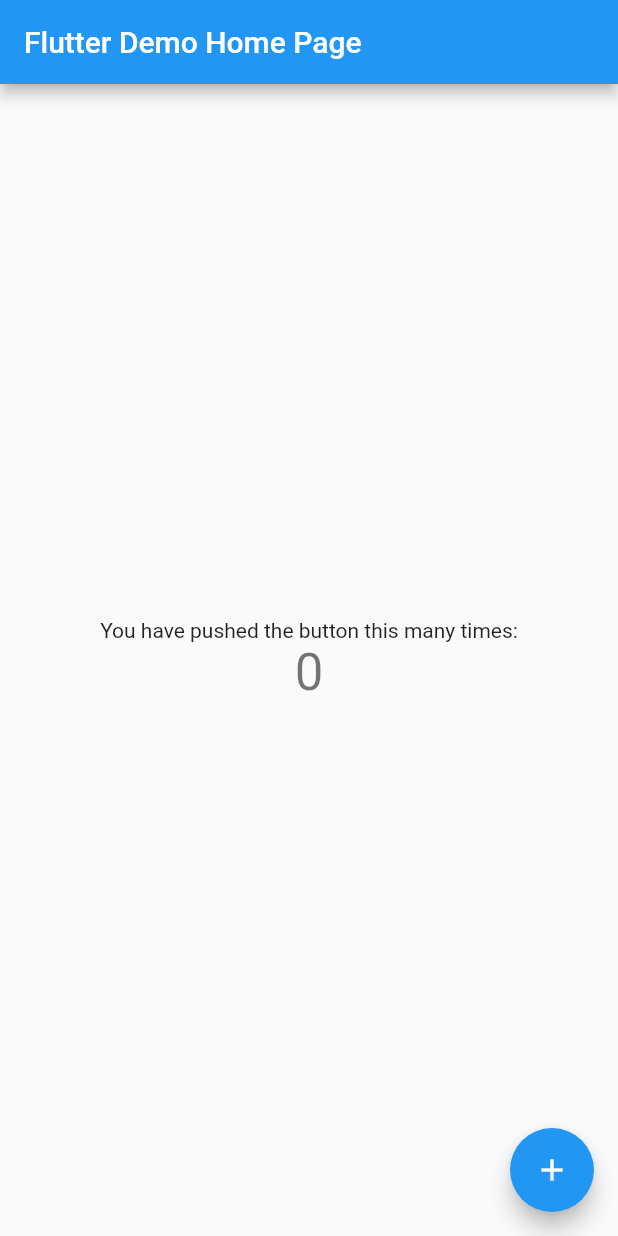
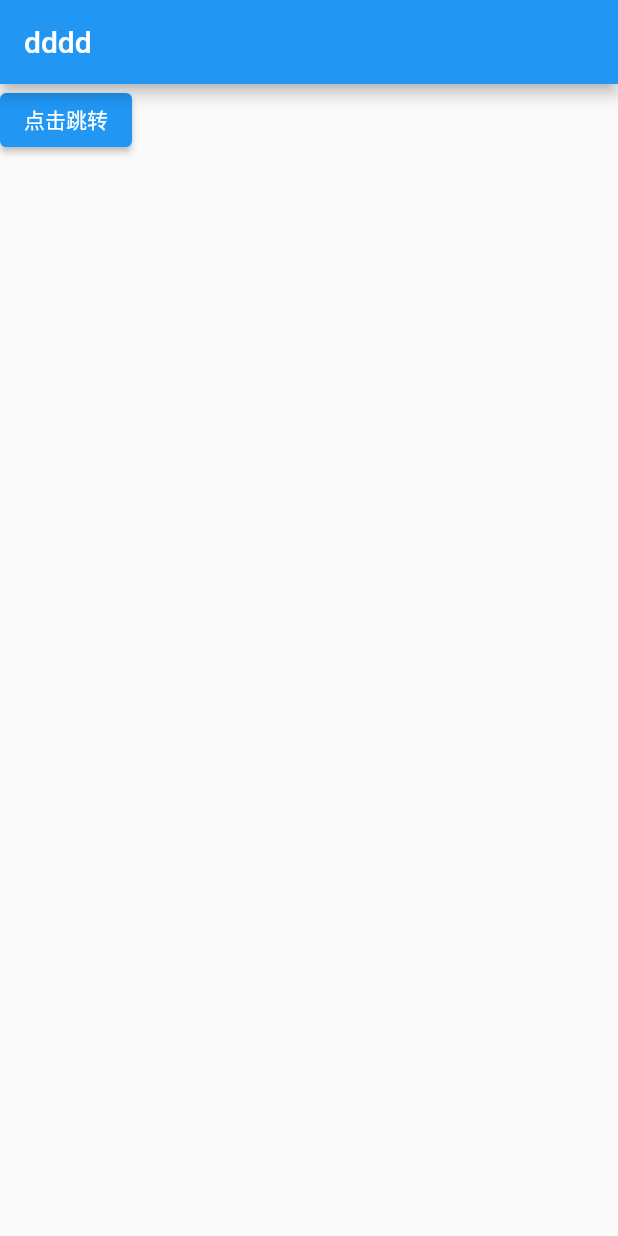
Before and after one commit to ailiwean/WanAndroid, a Flutter app: the screen it shows after launch, on a phone screen of 412 x 824 dp. Run offline on Flutter 3.47's test engine with Material 2 defaults, Android fonts, the phone set to English and light mode, and no system bars.

Commit message:
路由搭建

```diff
--- /dev/null
+++ b/lib/SplashPage.dart
@@ -0,0 +1,25 @@
+import 'package:flutter/material.dart';
+import 'package:wan_android/MainPage.dart';
+import 'package:wan_android/route/RouteManager.dart';
+
+class SplashPage extends StatefulWidget {
+  @override
+  _SplashPageState createState() => _SplashPageState();
+}
+
+class _SplashPageState extends State<SplashPage> {
+  @override
+  Widget build(BuildContext context) {
+    return Scaffold(
+      appBar: AppBar(
+        title: Text("dddd"),
+      ),
+      body: ElevatedButton(
+        child: Text("点击跳转"),
+        onPressed: () {
+          RouteManager.startPage(context, MainPage);
+        },
+      ),
+    );
+  }
+}
--- a/lib/main.dart
+++ b/lib/main.dart
@@ -1,4 +1,6 @@
 import 'package:flutter/material.dart';
+import 'package:wan_android/SplashPage.dart';
+import 'package:wan_android/route/RouteManager.dart';
 
 void main() {
   runApp(MyApp());
@@ -8,106 +10,13 @@ class MyApp extends StatelessWidget {
   // This widget is the root of your application.
   @override
   Widget build(BuildContext context) {
+    initApp(context);
     return MaterialApp(
-      title: 'Flutter Demo',
-      theme: ThemeData(
-        // This is the theme of your application.
-        //
-        // Try running your application with "flutter run". You'll see the
-        // application has a blue toolbar. Then, without quitting the app, try
-        // changing the primarySwatch below to Colors.green and then invoke
-        // "hot reload" (press "r" in the console where you ran "flutter run",
-        // or simply save your changes to "hot reload" in a Flutter IDE).
-        // Notice that the counter didn't reset back to zero; the application
-        // is not restarted.
-        primarySwatch: Colors.blue,
-      ),
-      home: MyHomePage(title: 'Flutter Demo Home Page'),
+      initialRoute: RouteManager.getRouteName(SplashPage),
+      onGenerateRoute: RouteManager.generateRoute,
     );
   }
-}
 
-class MyHomePage extends StatefulWidget {
-  MyHomePage({Key key, this.title}) : super(key: key);
-
-  // This widget is the home page of your application. It is stateful, meaning
-  // that it has a State object (defined below) that contains fields that affect
-  // how it looks.
-
-  // This class is the configuration for the state. It holds the values (in this
-  // case the title) provided by the parent (in this case the App widget) and
-  // used by the build method of the State. Fields in a Widget subclass are
-  // always marked "final".
-
-  final String title;
-
-  @override
-  _MyHomePageState createState() => _MyHomePageState();
-}
-
-class _MyHomePageState extends State<MyHomePage> {
-  int _counter = 0;
-
-  void _incrementCounter() {
-    setState(() {
-      // This call to setState tells the Flutter framework that something has
-      // changed in this State, which causes it to rerun the build method below
-      // so that the display can reflect the updated values. If we changed
-      // _counter without calling setState(), then the build method would not be
-      // called again, and so nothing would appear to happen.
-      _counter++;
-    });
-  }
-
-  @override
-  Widget build(BuildContext context) {
-    // This method is rerun every time setState is called, for instance as done
-    // by the _incrementCounter method above.
-    //
-    // The Flutter framework has been optimized to make rerunning build methods
-    // fast, so that you can just rebuild anything that needs updating rather
-    // than having to individually change instances of widgets.
-    return Scaffold(
-      appBar: AppBar(
-        // Here we take the value from the MyHomePage object that was created by
-        // the App.build method, and use it to set our appbar title.
-        title: Text(widget.title),
-      ),
-      body: Center(
-        // Center is a layout widget. It takes a single child and positions it
-        // in the middle of the parent.
-        child: Column(
-          // Column is also a layout widget. It takes a list of children and
-          // arranges them vertically. By default, it sizes itself to fit its
-          // children horizontally, and tries to be as tall as its parent.
-          //
-          // Invoke "debug painting" (press "p" in the console, choose the
-          // "Toggle Debug Paint" action from the Flutter Inspector in Android
-          // Studio, or the "Toggle Debug Paint" command in Visual Studio Code)
-          // to see the wireframe for each widget.
-          //
-          // Column has various properties to control how it sizes itself and
-          // how it positions its children. Here we use mainAxisAlignment to
-          // center the children vertically; the main axis here is the vertical
-          // axis because Columns are vertical (the cross axis would be
-          // horizontal).
-          mainAxisAlignment: MainAxisAlignment.center,
-          children: <Widget>[
-            Text(
-              'You have pushed the button this many times:',
-            ),
-            Text(
-              '$_counter',
-              style: Theme.of(context).textTheme.headline4,
-            ),
-          ],
-        ),
-      ),
-      floatingActionButton: FloatingActionButton(
-        onPressed: _incrementCounter,
-        tooltip: 'Increment',
-        child: Icon(Icons.add),
-      ), // This trailing comma makes auto-formatting nicer for build methods.
-    );
+  initApp(BuildContext context) {
   }
 }
```
Also changed, not shown: lib/MainPage.dart (added, +17 -0 lines), lib/module/home/Home.dart (added, +13 -0 lines), lib/module/me/Me.dart (added, +13 -0 lines), lib/module/qa/Qa.dart (added, +13 -0 lines), lib/module/sort/Sort.dart (added, +13 -0 lines), lib/route/RouteManager.dart (added, +50 -0 lines).
